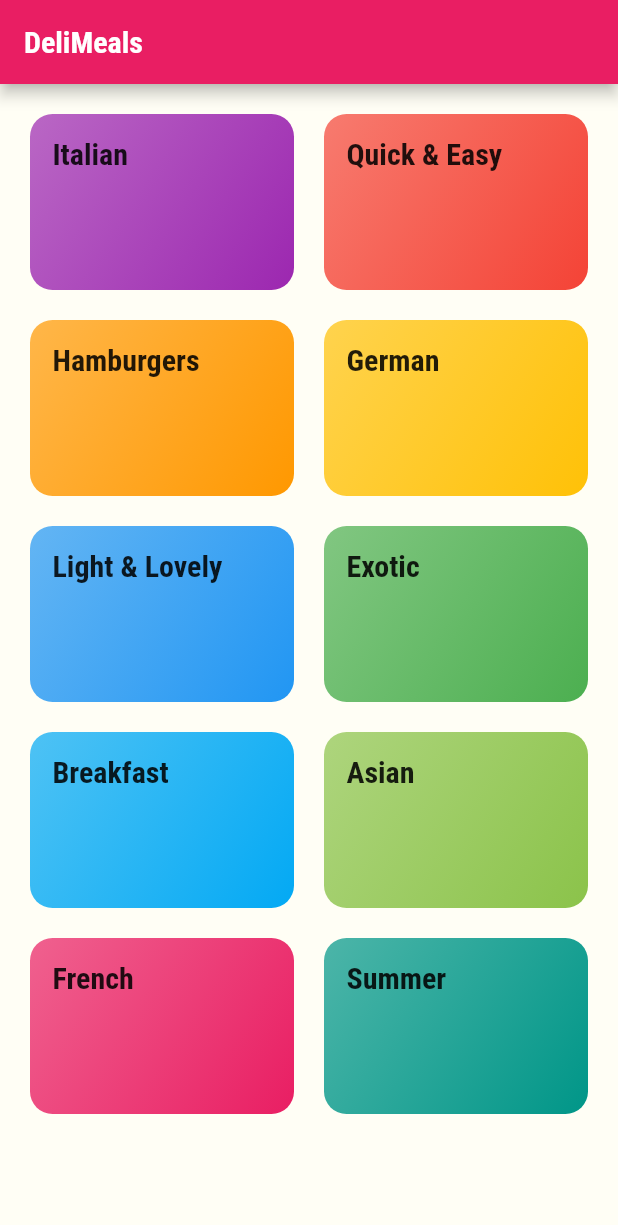
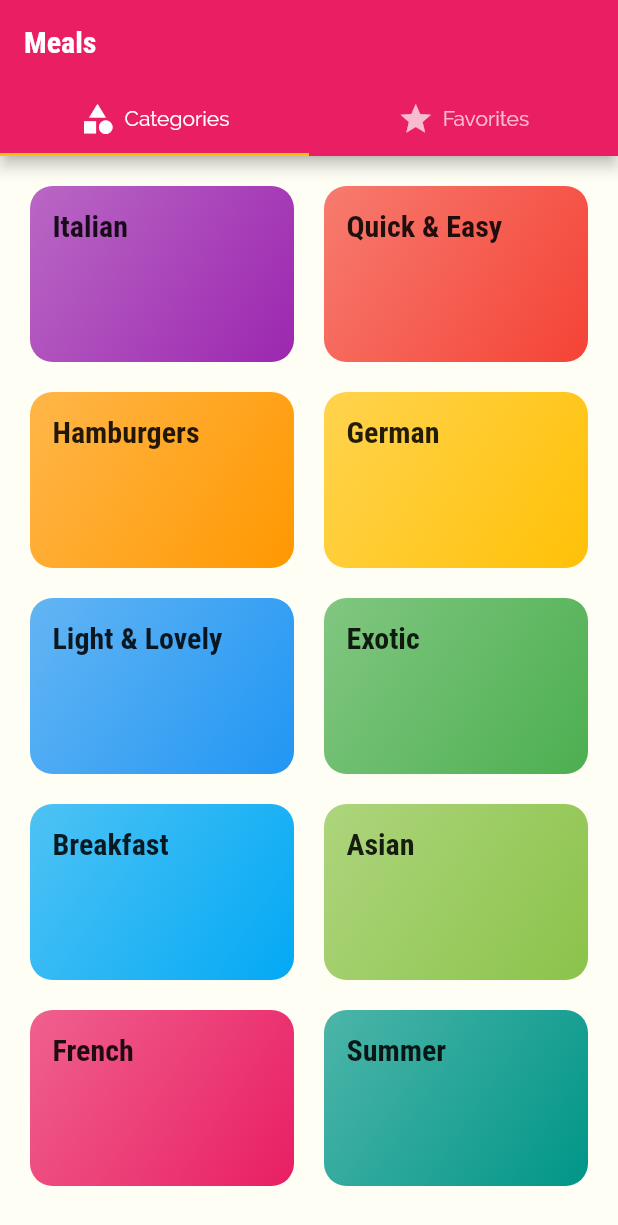
Before and after one commit to s17476/meals_app, a Flutter app: the screen it shows after launch, on a phone screen of 412 x 824 dp. Shown: the top 1225 px of the screen. Run offline on Flutter 3.47's test engine with Material 2 defaults, Android fonts, the phone set to English and light mode, and no system bars.

Commit message:
navigation added

```diff
--- a/lib/main.dart
+++ b/lib/main.dart
@@ -4,6 +4,7 @@ import 'package:meals_app/models/category.dart';
 import 'package:meals_app/screens/categories_screen.dart';
 import 'package:meals_app/screens/category_meals_screen.dart';
 import 'package:meals_app/screens/meal_details_screen.dart';
+import 'package:meals_app/screens/tabs_screen.dart';
 
 void main() {
   runApp(const MealsApp());
@@ -42,7 +43,7 @@ class MealsApp extends StatelessWidget {
     return MaterialApp(
       title: 'DeliMeals',
       theme: _themeData,
-      home: const CategoriesScreen(),
+      home: const TabsScreen(),
       debugShowCheckedModeBanner: false,
       routes: {
         CategoryMealsScreen.routeName: (ctx) => const CategoryMealsScreen(),
--- a/lib/screens/categories_screen.dart
+++ b/lib/screens/categories_screen.dart
@@ -9,11 +9,7 @@ class CategoriesScreen extends StatelessWidget {
   @override
   Widget build(BuildContext context) {
     // print(DUMMY_CATEGORIES[0].title);
-    return Scaffold(
-      appBar: AppBar(
-        title: const Text('DeliMeals'),
-      ),
-      body: GridView(
+    return GridView(
       padding: const EdgeInsets.all(20),
       children: DUMMY_CATEGORIES
           .map(
@@ -30,7 +26,6 @@ class CategoriesScreen extends StatelessWidget {
         crossAxisSpacing: 20,
         mainAxisSpacing: 20,
       ),
-      ),
     );
   }
 }
--- /dev/null
+++ b/lib/screens/favorites_screen.dart
@@ -0,0 +1,12 @@
+import 'package:flutter/material.dart';
+
+class Favorites extends StatelessWidget {
+  const Favorites({Key? key}) : super(key: key);
+
+  @override
+  Widget build(BuildContext context) {
+    return const Center(
+      child: Text('xxxxxx'),
+    );
+  }
+}
--- /dev/null
+++ b/lib/screens/tabs_screen.dart
@@ -0,0 +1,54 @@
+import 'package:flutter/material.dart';
+import 'package:meals_app/screens/categories_screen.dart';
+import 'package:meals_app/screens/favorites_screen.dart';
+
+class TabsScreen extends StatefulWidget {
+  const TabsScreen({Key? key}) : super(key: key);
+
+  @override
+  _TabsScreenState createState() => _TabsScreenState();
+}
+
+class _TabsScreenState extends State<TabsScreen> {
+  @override
+  Widget build(BuildContext context) {
+    return DefaultTabController(
+      length: 2,
+      child: Scaffold(
+        appBar: AppBar(
+          title: const Text('Meals'),
+          bottom: TabBar(tabs: [
+            Tab(
+              child: Row(
+                mainAxisAlignment: MainAxisAlignment.center,
+                children: const [
+                  Icon(Icons.category),
+                  SizedBox(
+                    width: 6,
+                  ),
+                  Text('Categories'),
+                ],
+              ),
+            ),
+            Tab(
+              child: Row(
+                mainAxisAlignment: MainAxisAlignment.center,
+                children: const [
+                  Icon(Icons.star),
+                  SizedBox(
+                    width: 6,
+                  ),
+                  Text('Favorites'),
+                ],
+              ),
+            ),
+          ]),
+        ),
+        body: const TabBarView(children: [
+          CategoriesScreen(),
+          Favorites(),
+        ]),
+      ),
+    );
+  }
+}
```
Also changed, not shown: lib/screens/meal_details_screen.dart (+67 -2 lines). Lines whose indentation alone changed are shown as unchanged.
